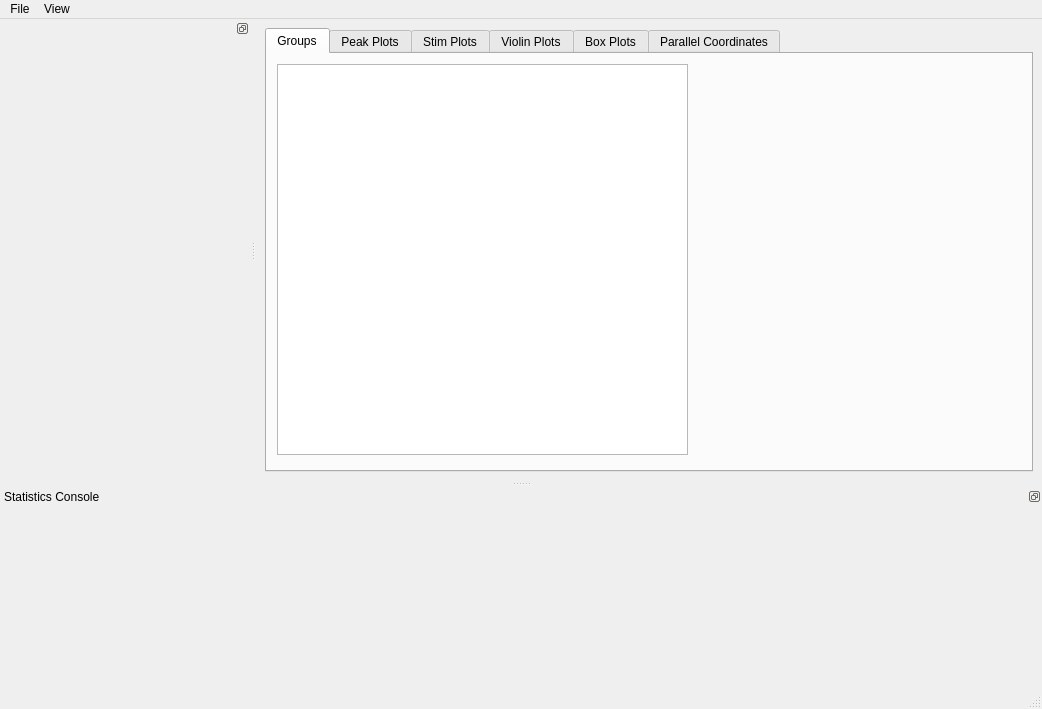
Old version of the form analyser/ui_files/stats_gui_pytemplate.ui in the repository kushalkolar/MESmerize.
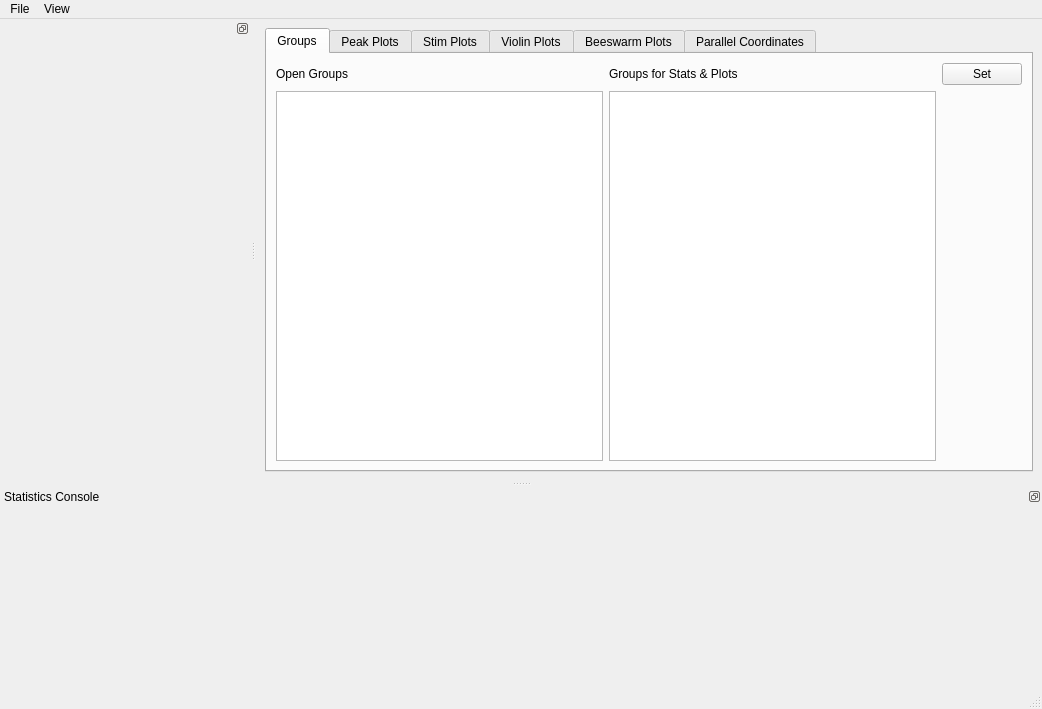
New version of the form. The open tabs and pages were chosen to show the change.

Commit message: Beeswarm plot now works, Peak features compute now returns NaNs instead of 'Error' str, swaped QtGui to QtWidgets in stats_gui, revised peak detection, edited pyqtgraph ScatterPlotItem to use np.float64,

Patch:
```diff
--- a/analyser/ui_files/stats_gui_pytemplate.ui
+++ b/analyser/ui_files/stats_gui_pytemplate.ui
@@ -21,22 +21,52 @@
        <bool>true</bool>
       </property>
       <property name="currentIndex">
-       <number>1</number>
+       <number>4</number>
+      </property>
+      <property name="tabBarAutoHide">
+       <bool>true</bool>
       </property>
       <widget class="QWidget" name="groups_tab">
        <attribute name="title">
         <string>Groups</string>
        </attribute>
-       <widget class="QListWidget" name="listwGroups">
-        <property name="geometry">
-         <rect>
-          <x>10</x>
-          <y>10</y>
-          <width>411</width>
-          <height>391</height>
-         </rect>
-        </property>
-       </widget>
+       <layout class="QGridLayout" name="gridLayout_4">
+        <item row="0" column="0">
+         <widget class="QLabel" name="label">
+          <property name="text">
+           <string>Open Groups</string>
+          </property>
+         </widget>
+        </item>
+        <item row="0" column="1">
+         <widget class="QLabel" name="label_2">
+          <property name="text">
+           <string>Groups for Stats &amp; Plots</string>
+          </property>
+         </widget>
+        </item>
+        <item row="1" column="0">
+         <widget class="QListWidget" name="listwGroups">
+          <property name="dragDropMode">
+           <enum>QAbstractItemView::DragDrop</enum>
+          </property>
+         </widget>
+        </item>
+        <item row="1" column="1">
+         <widget class="QListWidget" name="listwStats">
+          <property name="dragDropMode">
+           <enum>QAbstractItemView::DragDrop</enum>
+          </property>
+         </widget>
+        </item>
+        <item row="0" column="2">
+         <widget class="QPushButton" name="pushButton">
+          <property name="text">
+           <string>Set</string>
+          </property>
+         </widget>
+        </item>
+       </layout>
       </widget>
       <widget class="QWidget" name="peak_plot_tab">
        <attribute name="title">
@@ -58,7 +88,7 @@
       </widget>
       <widget class="QWidget" name="box_plot_tab">
        <attribute name="title">
-        <string>Box Plots</string>
+        <string>Beeswarm Plots</string>
        </attribute>
       </widget>
       <widget class="QWidget" name="paracor_tab">
```
Left out of the diff: 4 changed lines with no effect on the pictures. The commit also changes 10 other files.
